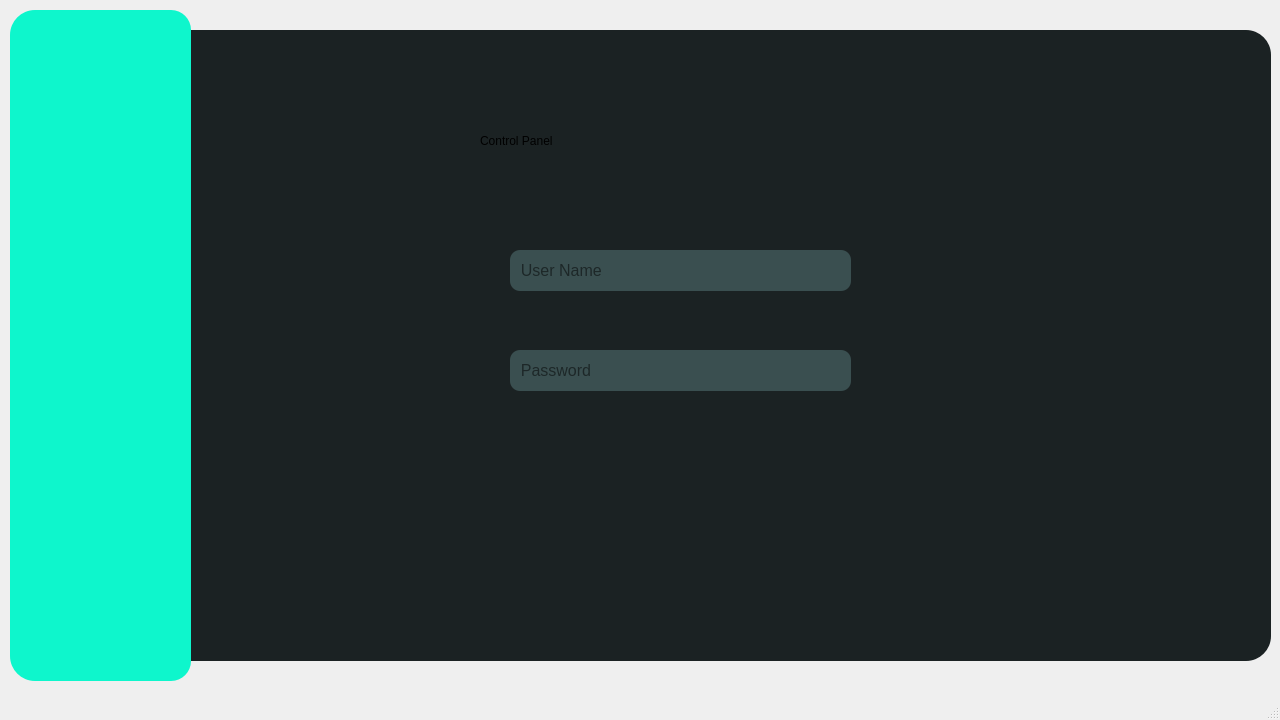
Qt form Menu supervisora.ui (jnzhng444/MES_GUI) before a commit.
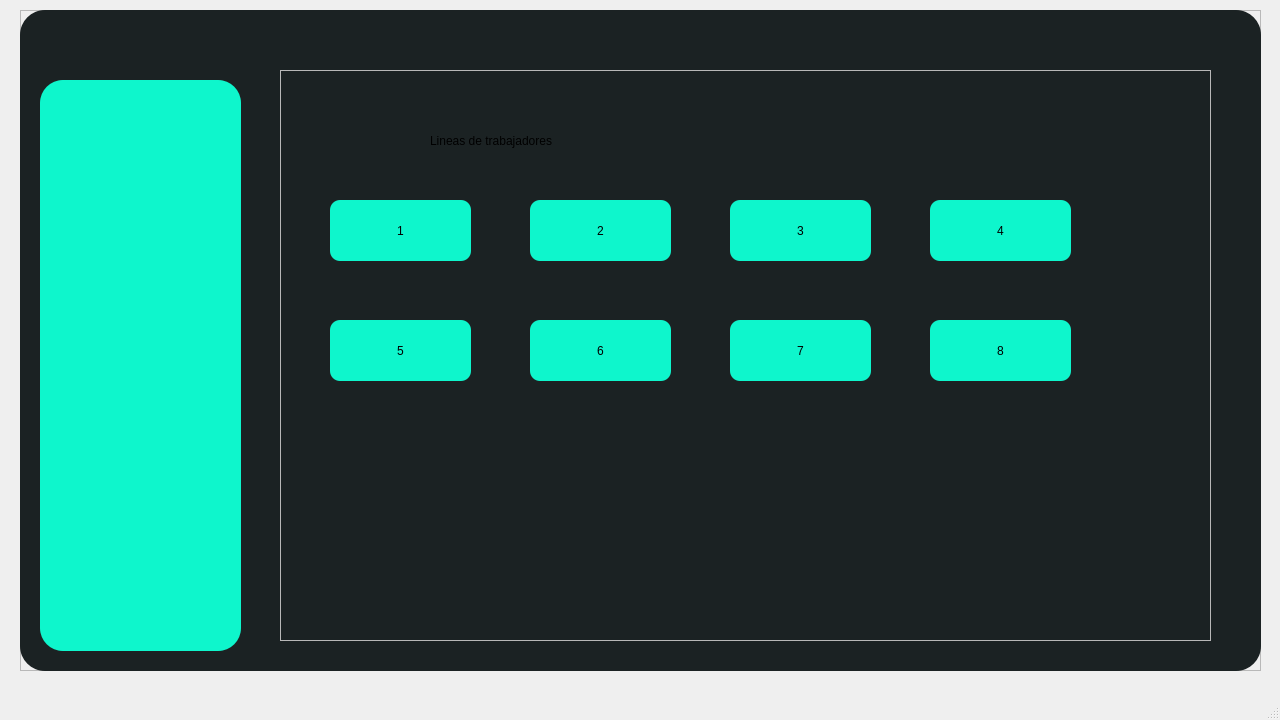
The same form after that commit. Icons and pictures are not drawn.

Commit message: Se realiza panel de operario

Patch:
```diff
--- a/Menu supervisora.ui
+++ b/Menu supervisora.ui
@@ -59,21 +59,17 @@
  background-color:rgba(150, 123, 111, 255);
 }</string>
    </property>
-   <widget class="QFrame" name="frame">
+   <widget class="QFrame" name="frameprincipal">
     <property name="geometry">
      <rect>
-      <x>10</x>
+      <x>20</x>
       <y>10</y>
-      <width>181</width>
-      <height>671</height>
+      <width>1241</width>
+      <height>661</height>
      </rect>
     </property>
     <property name="styleSheet">
-     <string notr="true">background-color: qlineargradient(spread:pad, x1:0, y1:0, x2:0, y2:0, stop:0 rgba(14, 246, 204, 255), stop:1 rgba(255, 255, 255, 255));
-border-top-left-radius:25px;
-border-bottom-left-radius: 25px;
-border-top-right-radius: 20px;
-border-bottom-right-radius: 20px;</string>
+     <string notr="true"/>
     </property>
     <property name="frameShape">
      <enum>QFrame::StyledPanel</enum>
@@ -81,118 +77,11 @@
     <property name="frameShadow">
      <enum>QFrame::Raised</enum>
     </property>
-   </widget>
-   <widget class="QLineEdit" name="lineEdit_2">
-    <property name="geometry">
-     <rect>
-      <x>510</x>
-      <y>350</y>
-      <width>341</width>
-      <height>41</height>
-     </rect>
-    </property>
-    <property name="font">
-     <font>
-      <pointsize>12</pointsize>
-     </font>
-    </property>
-    <property name="styleSheet">
-     <string notr="true">background-color: qlineargradient(spread:pad, x1:0, y1:0, x2:0, y2:0, stop:0 rgba(58, 79, 80, 255), stop:1 rgba(255, 255, 255, 255));
-color: &quot;white&quot;;
-border:none;
-border-top-left-radius: 10px;
-border-bottom-left-radius: 10px;
-border-top-right-radius: 10px;
-border-bottom-right-radius: 10px;</string>
-    </property>
-    <property name="text">
-     <string/>
-    </property>
-    <property name="echoMode">
-     <enum>QLineEdit::Password</enum>
-    </property>
-    <property name="placeholderText">
-     <string>  Password</string>
-    </property>
-   </widget>
-   <widget class="QLineEdit" name="lineEdit">
-    <property name="geometry">
-     <rect>
-      <x>510</x>
-      <y>250</y>
-      <width>341</width>
-      <height>41</height>
-     </rect>
-    </property>
-    <property name="font">
-     <font>
-      <pointsize>12</pointsize>
-     </font>
-    </property>
-    <property name="styleSheet">
-     <string notr="true">background-color: qlineargradient(spread:pad, x1:0, y1:0, x2:0, y2:0, stop:0 rgba(58, 79, 80, 255), stop:1 rgba(255, 255, 255, 255));
-color: &quot;white&quot;;
-border:none;
-border-top-left-radius: 10px;
-border-bottom-left-radius: 10px;
-border-top-right-radius: 10px;
-border-bottom-right-radius: 10px;</string>
-    </property>
-    <property name="text">
-     <string/>
-    </property>
-    <property name="placeholderText">
-     <string>  User Name</string>
-    </property>
-   </widget>
-   <widget class="QLabel" name="label">
-    <property name="geometry">
-     <rect>
-      <x>480</x>
-      <y>90</y>
-      <width>481</width>
-      <height>101</height>
-     </rect>
-    </property>
-    <property name="styleSheet">
-     <string notr="true">font: 40pt &quot;Arial Rounded MT Bold&quot;;
-color: &quot;white&quot;;</string>
-    </property>
-    <property name="text">
-     <string>Control Panel</string>
-    </property>
-   </widget>
-   <widget class="QLabel" name="label_2">
-    <property name="geometry">
-     <rect>
-      <x>190</x>
-      <y>30</y>
-      <width>1081</width>
-      <height>631</height>
-     </rect>
-    </property>
-    <property name="font">
-     <font>
-      <stylestrategy>PreferAntialias</stylestrategy>
-     </font>
-    </property>
-    <property name="autoFillBackground">
-     <bool>false</bool>
-    </property>
-    <property name="styleSheet">
-     <string notr="true">background-color: qlineargradient(spread:pad, x1:0, y1:0, x2:0, y2:0, stop:0 rgba(27, 34, 35, 255), stop:1 rgba(255, 255, 255, 255));
-border-top-right-radius: 25px;
-border-bottom-right-radius: 25px;</string>
-    </property>
-    <property name="text">
-     <string/>
-    </property>
-   </widget>
    <widget class="QPushButton" name="pushButton">
     <property name="geometry">
      <rect>
-      <x>1210</x>
-      <y>60</y>
+       <x>1190</x>
+       <y>10</y>
       <width>38</width>
       <height>38</height>
      </rect>
@@ -262,12 +151,331 @@
      <bool>false</bool>
     </property>
    </widget>
+    <widget class="QLabel" name="fondo">
+     <property name="geometry">
+      <rect>
+       <x>0</x>
+       <y>0</y>
+       <width>1241</width>
+       <height>661</height>
+      </rect>
+     </property>
+     <property name="styleSheet">
+      <string notr="true">background-color: qlineargradient(spread:pad, x1:0, y1:0, x2:0, y2:0, stop:0 rgba(27, 34, 35, 255), stop:1 rgba(255, 255, 255, 255));
+border-radius: 25px;</string>
+     </property>
+     <property name="text">
+      <string/>
+     </property>
+    </widget>
+    <widget class="QLabel" name="label_2">
+     <property name="geometry">
+      <rect>
+       <x>20</x>
+       <y>70</y>
+       <width>201</width>
+       <height>571</height>
+      </rect>
+     </property>
+     <property name="styleSheet">
+      <string notr="true">background-color: qlineargradient(spread:pad, x1:0, y1:0, x2:0, y2:0, stop:0 rgba(14, 246, 204, 255), stop:1 rgba(255, 255, 255, 255));
+border-radius: 23px;</string>
+     </property>
+     <property name="text">
+      <string/>
+     </property>
+    </widget>
+    <widget class="QFrame" name="frame">
+     <property name="geometry">
+      <rect>
+       <x>260</x>
+       <y>60</y>
+       <width>931</width>
+       <height>571</height>
+      </rect>
+     </property>
+     <property name="frameShape">
+      <enum>QFrame::StyledPanel</enum>
+     </property>
+     <property name="frameShadow">
+      <enum>QFrame::Raised</enum>
+     </property>
+     <widget class="QLabel" name="label">
+      <property name="geometry">
+       <rect>
+        <x>150</x>
+        <y>20</y>
+        <width>621</width>
+        <height>101</height>
+       </rect>
+      </property>
+      <property name="styleSheet">
+       <string notr="true">font: 40pt &quot;Arial Rounded MT Bold&quot;;
+color: &quot;white&quot;;</string>
+      </property>
+      <property name="text">
+       <string>Lineas de trabajadores</string>
+      </property>
+     </widget>
+     <widget class="QPushButton" name="pushButton_2">
+      <property name="geometry">
+       <rect>
+        <x>50</x>
+        <y>130</y>
+        <width>141</width>
+        <height>61</height>
+       </rect>
+      </property>
+      <property name="toolTip">
+       <string>&lt;html&gt;&lt;head/&gt;&lt;body&gt;&lt;p&gt;&lt;br/&gt;&lt;/p&gt;&lt;/body&gt;&lt;/html&gt;</string>
+      </property>
+      <property name="whatsThis">
+       <string>&lt;html&gt;&lt;head/&gt;&lt;body&gt;&lt;p&gt;&lt;br/&gt;&lt;/p&gt;&lt;/body&gt;&lt;/html&gt;</string>
+      </property>
+      <property name="styleSheet">
+       <string notr="true">QPushButton {
+    border-radius:10px;
+    background-color: rgb(14, 246, 204);
+	font: 35pt &quot;Arial Rounded MT Bold&quot;;
+	color: &quot;white&quot;;
+}
+
+QPushButton:hover {
+	background-color: qlineargradient(spread:pad, x1:0, y1:0, x2:1, y2:1, stop:0 rgba(14, 246, 204, 255), stop:1 rgba(255, 255, 255, 255));
+}
+
+QPushButton:pressed {
+    
+	background-color: qlineargradient(spread:pad, x1:1, y1:1, x2:0, y2:0, stop:0 rgba(14, 246, 204, 255), stop:1 rgba(255, 255, 255, 255));
+}</string>
+      </property>
+      <property name="text">
+       <string>1</string>
+      </property>
+     </widget>
+     <widget class="QPushButton" name="pushButton_3">
+      <property name="geometry">
+       <rect>
+        <x>250</x>
+        <y>130</y>
+        <width>141</width>
+        <height>61</height>
+       </rect>
+      </property>
+      <property name="styleSheet">
+       <string notr="true">QPushButton {
+    border-radius:10px;
+    background-color: rgb(14, 246, 204);
+	font: 35pt &quot;Arial Rounded MT Bold&quot;;
+	color: &quot;white&quot;;
+}
+
+QPushButton:hover {
+	background-color: qlineargradient(spread:pad, x1:0, y1:0, x2:1, y2:1, stop:0 rgba(14, 246, 204, 255), stop:1 rgba(255, 255, 255, 255));
+
+}
+
+QPushButton:pressed {
+    
+	background-color: qlineargradient(spread:pad, x1:1, y1:1, x2:0, y2:0, stop:0 rgba(14, 246, 204, 255), stop:1 rgba(255, 255, 255, 255));
+}</string>
+      </property>
+      <property name="text">
+       <string>2</string>
+      </property>
+     </widget>
+     <widget class="QPushButton" name="pushButton_4">
+      <property name="geometry">
+       <rect>
+        <x>450</x>
+        <y>130</y>
+        <width>141</width>
+        <height>61</height>
+       </rect>
+      </property>
+      <property name="styleSheet">
+       <string notr="true">QPushButton {
+    border-radius:10px;
+    background-color: rgb(14, 246, 204);
+	font: 35pt &quot;Arial Rounded MT Bold&quot;;
+	color: &quot;white&quot;;
+}
+
+QPushButton:hover {
+	background-color: qlineargradient(spread:pad, x1:0, y1:0, x2:1, y2:1, stop:0 rgba(14, 246, 204, 255), stop:1 rgba(255, 255, 255, 255));
+
+}
+
+QPushButton:pressed {
+    
+	background-color: qlineargradient(spread:pad, x1:1, y1:1, x2:0, y2:0, stop:0 rgba(14, 246, 204, 255), stop:1 rgba(255, 255, 255, 255));
+}</string>
+      </property>
+      <property name="text">
+       <string>3</string>
+      </property>
+     </widget>
+     <widget class="QPushButton" name="pushButton_5">
+      <property name="geometry">
+       <rect>
+        <x>650</x>
+        <y>130</y>
+        <width>141</width>
+        <height>61</height>
+       </rect>
+      </property>
+      <property name="styleSheet">
+       <string notr="true">QPushButton {
+    border-radius:10px;
+    background-color: rgb(14, 246, 204);
+	font: 35pt &quot;Arial Rounded MT Bold&quot;;
+	color: &quot;white&quot;;
+}
+
+QPushButton:hover {
+	background-color: qlineargradient(spread:pad, x1:0, y1:0, x2:1, y2:1, stop:0 rgba(14, 246, 204, 255), stop:1 rgba(255, 255, 255, 255));
+
+}
+
+QPushButton:pressed {
+    
+	background-color: qlineargradient(spread:pad, x1:1, y1:1, x2:0, y2:0, stop:0 rgba(14, 246, 204, 255), stop:1 rgba(255, 255, 255, 255));
+}</string>
+      </property>
+      <property name="text">
+       <string>4</string>
+      </property>
+     </widget>
+     <widget class="QPushButton" name="pushButton_6">
+      <property name="geometry">
+       <rect>
+        <x>450</x>
+        <y>250</y>
+        <width>141</width>
+        <height>61</height>
+       </rect>
+      </property>
+      <property name="styleSheet">
+       <string notr="true">QPushButton {
+    border-radius:10px;
+    background-color: rgb(14, 246, 204);
+	font: 35pt &quot;Arial Rounded MT Bold&quot;;
+	color: &quot;white&quot;;
+}
+
+QPushButton:hover {
+	background-color: qlineargradient(spread:pad, x1:0, y1:0, x2:1, y2:1, stop:0 rgba(14, 246, 204, 255), stop:1 rgba(255, 255, 255, 255));
+
+}
+
+QPushButton:pressed {
+    
+	background-color: qlineargradient(spread:pad, x1:1, y1:1, x2:0, y2:0, stop:0 rgba(14, 246, 204, 255), stop:1 rgba(255, 255, 255, 255));
+}</string>
+      </property>
+      <property name="text">
+       <string>7</string>
+      </property>
+     </widget>
+     <widget class="QPushButton" name="pushButton_7">
+      <property name="geometry">
+       <rect>
+        <x>250</x>
+        <y>250</y>
+        <width>141</width>
+        <height>61</height>
+       </rect>
+      </property>
+      <property name="styleSheet">
+       <string notr="true">QPushButton {
+    border-radius:10px;
+    background-color: rgb(14, 246, 204);
+	font: 35pt &quot;Arial Rounded MT Bold&quot;;
+	color: &quot;white&quot;;
+}
+
+QPushButton:hover {
+	background-color: qlineargradient(spread:pad, x1:0, y1:0, x2:1, y2:1, stop:0 rgba(14, 246, 204, 255), stop:1 rgba(255, 255, 255, 255));
+
+}
+
+QPushButton:pressed {
+    
+	background-color: qlineargradient(spread:pad, x1:1, y1:1, x2:0, y2:0, stop:0 rgba(14, 246, 204, 255), stop:1 rgba(255, 255, 255, 255));
+}</string>
+      </property>
+      <property name="text">
+       <string>6</string>
+      </property>
+     </widget>
+     <widget class="QPushButton" name="pushButton_8">
+      <property name="geometry">
+       <rect>
+        <x>650</x>
+        <y>250</y>
+        <width>141</width>
+        <height>61</height>
+       </rect>
+      </property>
+      <property name="styleSheet">
+       <string notr="true">QPushButton {
+    border-radius:10px;
+    background-color: rgb(14, 246, 204);
+	font: 35pt &quot;Arial Rounded MT Bold&quot;;
+	color: &quot;white&quot;;
+}
+
+QPushButton:hover {
+	background-color: qlineargradient(spread:pad, x1:0, y1:0, x2:1, y2:1, stop:0 rgba(14, 246, 204, 255), stop:1 rgba(255, 255, 255, 255));
+
+}
+
+QPushButton:pressed {
+    
+	background-color: qlineargradient(spread:pad, x1:1, y1:1, x2:0, y2:0, stop:0 rgba(14, 246, 204, 255), stop:1 rgba(255, 255, 255, 255));
+}</string>
+      </property>
+      <property name="text">
+       <string>8</string>
+      </property>
+     </widget>
+     <widget class="QPushButton" name="pushButton_9">
+      <property name="geometry">
+       <rect>
+        <x>50</x>
+        <y>250</y>
+        <width>141</width>
+        <height>61</height>
+       </rect>
+      </property>
+      <property name="styleSheet">
+       <string notr="true">QPushButton {
+    border-radius:10px;
+    background-color: rgb(14, 246, 204);
+	font: 35pt &quot;Arial Rounded MT Bold&quot;;
+	color: &quot;white&quot;;
+}
+
+QPushButton:hover {
+	background-color: qlineargradient(spread:pad, x1:0, y1:0, x2:1, y2:1, stop:0 rgba(14, 246, 204, 255), stop:1 rgba(255, 255, 255, 255));
+
+}
+
+QPushButton:pressed {
+    
+	background-color: qlineargradient(spread:pad, x1:1, y1:1, x2:0, y2:0, stop:0 rgba(14, 246, 204, 255), stop:1 rgba(255, 255, 255, 255));
+}</string>
+      </property>
+      <property name="text">
+       <string>5</string>
+      </property>
+     </widget>
+    </widget>
+    <zorder>fondo</zorder>
+    <zorder>pushButton</zorder>
    <zorder>label_2</zorder>
    <zorder>frame</zorder>
-   <zorder>lineEdit_2</zorder>
-   <zorder>lineEdit</zorder>
-   <zorder>label</zorder>
-   <zorder>pushButton</zorder>
+   </widget>
   </widget>
   <widget class="QMenuBar" name="menubar">
    <property name="geometry">
```
Lines whose indentation alone changed are shown as unchanged. The commit also changes 5 other files.
